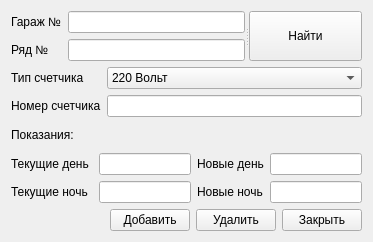
Old version of the form ui/electric_meter.ui in the repository fixtik/Garage_base.
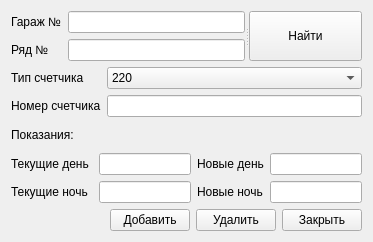
New version of the form.

```diff
--- a/ui/electric_meter.ui
+++ b/ui/electric_meter.ui
@@ -84,7 +84,7 @@
         <widget class="QComboBox" name="meterType_comboBox">
          <item>
           <property name="text">
-           <string>220 Вольт</string>
+           <string>220</string>
           </property>
          </item>
          <item>
```
Left out of the diff: 2 changed lines with no effect on the pictures.
